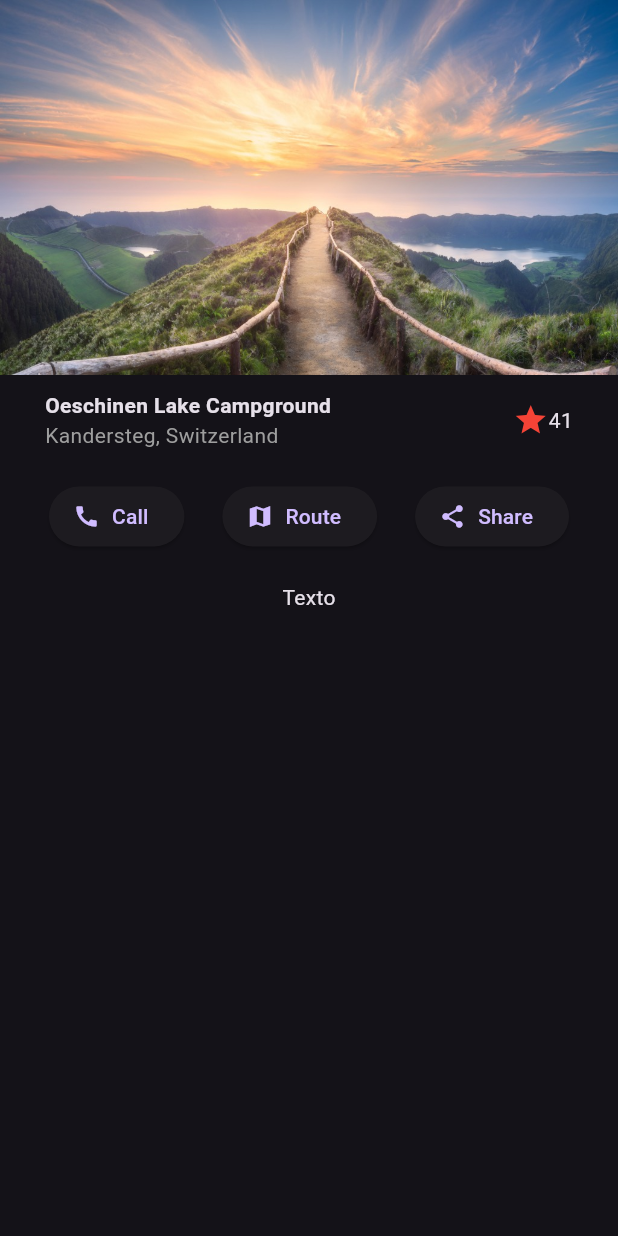
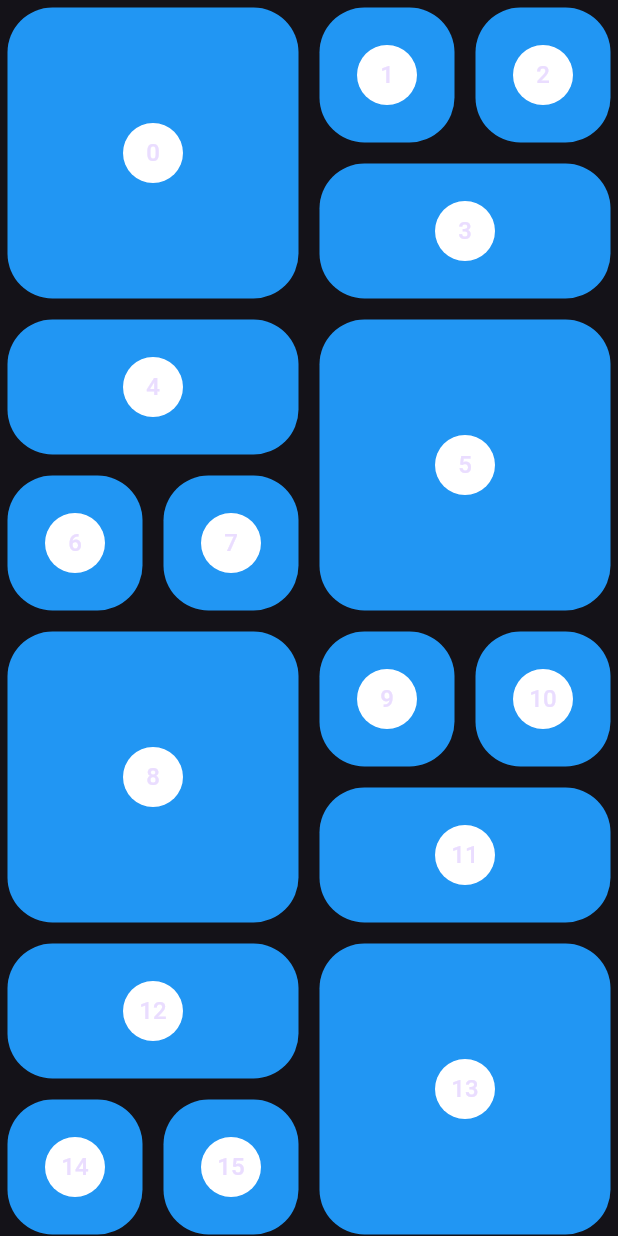
Before and after one commit to JD-ESPITIA/fl-designs, a Flutter app: the BasicDesignScreen screen opened by its route, on a phone screen of 412 x 824 dp. Run offline on Flutter 3.47's test engine with Material 3 defaults, Android fonts, the phone set to English and light mode, and no system bars; our stand-ins replace font_awesome_flutter, go_router.

Commit message:
Adapt grid layout by width

```diff
--- a/lib/screens/basic_design.dart
+++ b/lib/screens/basic_design.dart
@@ -2,29 +2,73 @@ import 'package:flutter/material.dart';
 import 'package:flutter_app_design/config/theme/app_theme.dart';
 import 'package:go_router/go_router.dart';
 import 'package:provider/provider.dart';
+import 'package:flutter_staggered_grid_view/flutter_staggered_grid_view.dart';
 
 class BasicDesignScreen extends StatelessWidget {
   @override
   Widget build(BuildContext context) {
     return Scaffold(
-        body: SingleChildScrollView(
-          child: Column(
-                children: [
-          // Imagen
-          const Image(image: AssetImage('assets/landscape.jpg')),
+      body: PinterestGrid(),
+    );
+  }
+}
 
-          // Title
-          const Title(),
+class PinterestGrid extends StatefulWidget {
+  @override
+  _PinterestGridState createState() => _PinterestGridState();
+}
 
-          // Button Section
-          const ButtonSection(),
+class _PinterestGridState extends State<PinterestGrid> {
+  final List<int> items = List.generate(200, (i) => i);
+  ScrollController controller = new ScrollController();
+  double scrollAnterior = 0;
 
-          // resp section
-          Container(
-              margin: const EdgeInsets.symmetric(horizontal: 20, vertical: 10),
-              child: const Text('Texto'))
-                ],
-              ),
+  @override
+  Widget build(BuildContext context) {
+    int count;
+    if (MediaQuery.of(context).size.width > 500) {
+      count = 6;
+    } else {
+      count = 4;
+    }
+
+    return GridView.custom(
+      gridDelegate: SliverQuiltedGridDelegate(
+        crossAxisCount: count,
+        mainAxisSpacing: 4,
+        crossAxisSpacing: 4,
+        repeatPattern: QuiltedGridRepeatPattern.inverted,
+        pattern: [
+          const QuiltedGridTile(2, 2),
+          const QuiltedGridTile(1, 1),
+          const QuiltedGridTile(1, 1),
+          const QuiltedGridTile(1, 2),
+        ],
+      ),
+      childrenDelegate: SliverChildBuilderDelegate(
+        (context, index) => _PinterestItem(index),
+      ),
+    );
+  }
+}
+
+class _PinterestItem extends StatelessWidget {
+  final int index;
+
+  const _PinterestItem(this.index);
+
+  @override
+  Widget build(BuildContext context) {
+    return Container(
+        margin: const EdgeInsets.all(5),
+        decoration: const BoxDecoration(
+            color: Colors.blue,
+            borderRadius: BorderRadius.all(Radius.circular(30))),
+        child: Center(
+          child: CircleAvatar(
+            backgroundColor: Colors.white,
+            child: Text('$index'),
+          ),
         ));
   }
 }
--- a/lib/screens/home_screen.dart
+++ b/lib/screens/home_screen.dart
@@ -22,7 +22,8 @@ class HomeScreen extends StatelessWidget {
     final screenSize = MediaQuery.of(context).size;
     return OrientationBuilder(
       builder: (BuildContext context, Orientation orientation) {
-
+        print('screenSize.width');
+        print(screenSize.width);
         if (screenSize.width > 500) {
           return TabletLauncher(scaffoldKey: _scaffoldKey, appTheme: appTheme);
         } else {
--- a/pubspec.yaml
+++ b/pubspec.yaml
@@ -13,6 +13,7 @@ dependencies:
   go_router: ^13.2.0
   provider: ^6.1.2
   font_awesome_flutter: ^10.7.0
+  flutter_staggered_grid_view: ^0.7.0
 
 dev_dependencies:
   flutter_test:
```
Also changed, not shown: pubspec.lock.
